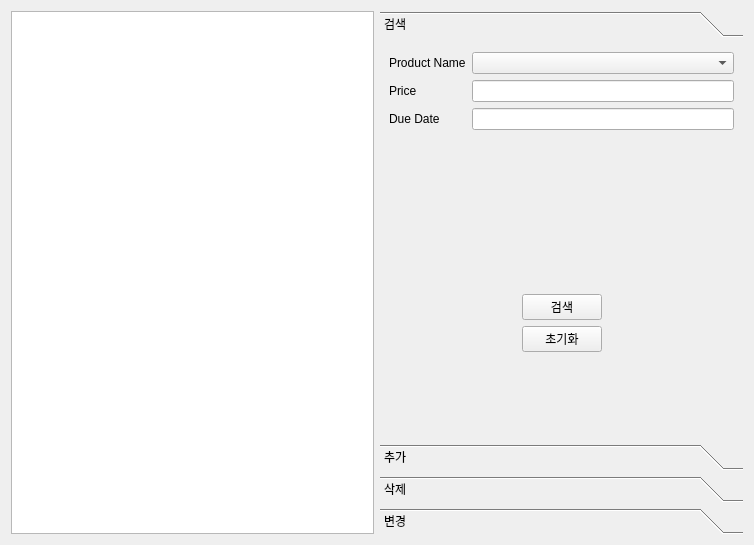
The window that securitySoftProd_Client/admininfoform_prod.ui (Hyun-nine-CH/securitySoftProd) describes before a commit, drawn with Qt 5.
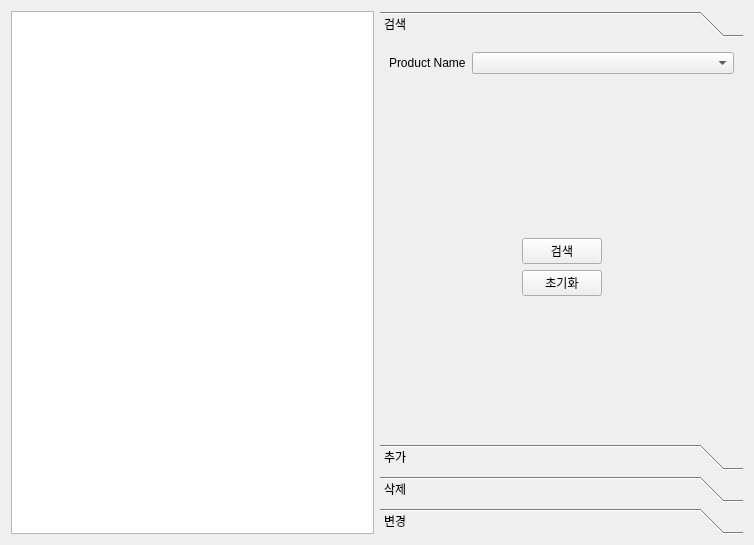
The same window after the commit. The open tabs and pages were chosen to show the change.

The edit to the form file:
```diff
--- a/securitySoftProd_Client/admininfoform_prod.ui
+++ b/securitySoftProd_Client/admininfoform_prod.ui
@@ -27,8 +27,8 @@
        <rect>
         <x>0</x>
         <y>0</y>
-        <width>360</width>
-        <height>385</height>
+        <width>369</width>
+        <height>437</height>
        </rect>
       </property>
       <attribute name="label">
@@ -49,26 +49,6 @@
            <item row="0" column="1">
             <widget class="QComboBox" name="comboBox_search"/>
            </item>
-           <item row="1" column="0">
-            <widget class="QLabel" name="label_22">
-             <property name="text">
-              <string>Price</string>
-             </property>
-            </widget>
-           </item>
-           <item row="1" column="1">
-            <widget class="QLineEdit" name="lineEdit_searchPrice"/>
-           </item>
-           <item row="2" column="0">
-            <widget class="QLabel" name="label_23">
-             <property name="text">
-              <string>Due Date</string>
-             </property>
-            </widget>
-           </item>
-           <item row="2" column="1">
-            <widget class="QLineEdit" name="lineEdit_searchDue"/>
-           </item>
           </layout>
          </item>
          <item>
```
Left out of the diff: 14 changed lines with no effect on the pictures.
